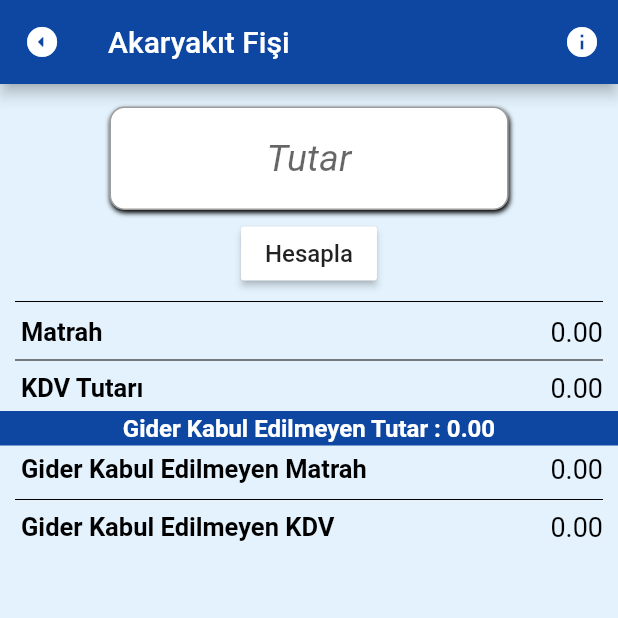
After one commit to batuhansavas-yilmaz/topluhesaplayici, a Flutter app: the screen it shows after launch, after a tap on "%70'lik Akaryakıt Fişleri", on a phone screen of 412 x 824 dp, the top half of it. The commit adds this screen. Run offline on Flutter 3.47's test engine with Material 2 defaults, Android fonts, the phone set to English and light mode, and no system bars; our stand-ins replace device_preview, flutter_styled_toast; missing offline and left inert: firebase_admob; accounts and stored records are empty.

Commit message:
"%70'lik Akaryakıt fişi eklendi"

```diff
--- /dev/null
+++ b/lib/akaryakitfisi.dart
@@ -0,0 +1,259 @@
+import 'package:flutter/material.dart';
+import 'package:flutter/cupertino.dart';
+
+class SizeConfig {
+  static MediaQueryData _mediaQueryData;
+  static double screenWidth;
+  static double screenHeight;
+  static double blockSizeHorizontal;
+  static double blockSizeVertical;
+
+  void init(BuildContext context) {
+    _mediaQueryData = MediaQuery.of(context);
+    screenWidth = _mediaQueryData.size.width;
+    screenHeight = _mediaQueryData.size.height;
+    blockSizeHorizontal = screenWidth / 100;
+    blockSizeVertical = screenHeight / 100;
+  }
+}
+
+class Akaryakit extends StatefulWidget {
+  @override
+  _AkaryakitState createState() => _AkaryakitState();
+}
+
+class _AkaryakitState extends State<Akaryakit> {
+  double tutar = 0.00;
+  double matrah = 0.00;
+  double kdv = 0.00;
+  double giderKabulEdilmeyenMatrah = 0.00;
+  double giderKabulEdilmeyenKdv = 0.00;
+  double giderKabulEdilmeyenToplam = 0.00;
+
+  TextEditingController t1 = TextEditingController(text: '');
+  @override
+  Widget build(BuildContext context) { SizeConfig().init(context);
+    return Scaffold(
+      appBar: AppBar(
+        title: Text("Akaryakıt Fişi"),
+        leading: Transform(
+          alignment: FractionalOffset.center,
+          transform: Matrix4.rotationZ(-80.10),
+          child: Container(
+            child: IconButton(
+              tooltip: "Geri",
+              icon: Icon(Icons.arrow_drop_down_circle_rounded),
+              onPressed: () {
+                setState(() {
+                  Navigator.pop(context);
+                });
+              },
+            ),
+          ),
+        ),
+        actions: [
+          IconButton(
+              tooltip: "Bilgi",
+              icon: Icon(Icons.info),
+              onPressed: () {
+                showCupertinoModalPopup(
+                  context: context,
+                  builder: (context) => AlertDialog(
+                    title: Text("Bilgi"),
+                    content: Text(
+                        "Bu hesaplayıcı, akaryakıt giderlerinin sadece %70'ini gider gösterebilen vergi mükellefleri içindir."),
+                    actions: [
+                      IconButton(
+                          icon: Icon(Icons.close),
+                          onPressed: () {
+                            Navigator.pop(context);
+                          })
+                    ],
+                  ),
+                );
+              }),
+        ],
+      ),
+      body: Column(
+        children: [
+          Padding(
+            padding: const EdgeInsets.only(top:10.0,left: 18,right:18),
+            child: Row(
+              mainAxisAlignment: MainAxisAlignment.center,
+              children: [
+                SizedBox(
+                  width: 50,
+                ),
+                Expanded(
+                  child: Padding(
+                    padding: const EdgeInsets.all(5.0),
+                    child: Container(
+                      decoration: BoxDecoration(
+                          boxShadow: [
+                            BoxShadow(offset: Offset(0.50, 1.85), blurRadius: 2)
+                          ],
+                          color: Colors.white,
+                          borderRadius: BorderRadius.circular(10)),
+                      child: TextField(controller: t1,
+                        keyboardType:
+                            TextInputType.numberWithOptions(decimal:true),
+                        style: TextStyle(
+                            fontSize: 25, fontWeight: FontWeight.bold),
+                        decoration: InputDecoration(
+                          border: OutlineInputBorder(
+                            borderRadius: BorderRadius.circular(10),
+                          ),
+                          hintText: "Tutar",
+                          hintStyle: TextStyle(
+                              fontSize: 25,
+                              fontStyle: FontStyle.italic,
+                              fontWeight: FontWeight.normal),
+                        ),
+                        textAlign: TextAlign.center,
+                      ),
+                    ),
+                  ),
+                ),
+                SizedBox(
+                  width: 50,
+                ),
+              ],
+            ),
+          ),
+          RaisedButton(
+            onPressed: () {setState(() {FocusScope.of(context).requestFocus(new FocusNode());
+              tutar = double.parse(t1.text);
+              giderKabulEdilmeyenToplam=tutar*0.30;
+              matrah=(tutar*0.70)/1.18;
+              kdv=matrah*0.18;
+              giderKabulEdilmeyenMatrah = giderKabulEdilmeyenToplam/1.18;
+              giderKabulEdilmeyenKdv = giderKabulEdilmeyenMatrah*0.18;
+
+            });},
+            color: Colors.white,
+            child: Text(
+              "Hesapla",
+              style: TextStyle(fontSize: 16),
+            ),
+          ),
+          Padding(
+            padding: const EdgeInsets.symmetric(horizontal: 10),
+            child: Divider(
+              color: Colors.black,
+            ),
+          ),Column(
+            children: [
+              Padding(
+                padding: const EdgeInsets.only(left: 10,right: 10,bottom: 5),
+                child: Column(
+                  children: [
+                    Padding(
+                      padding: const EdgeInsets.only(left: 4, top: 2),
+                      child: Row(
+                        mainAxisAlignment: MainAxisAlignment.spaceBetween,
+                        children: [
+                          Text(
+                            "Matrah",
+                            style: stil2,
+                          ),
+                          Text(
+                            matrah.toStringAsFixed(2),
+                            style: stil,
+                          ),
+                        ],
+                      ),
+                    ),
+                    Divider(
+                      color: Colors.black,
+                    ),
+                    Padding(
+                      padding: const EdgeInsets.only(
+                        left: 4,
+                      ),
+                      child: Row(
+                        mainAxisAlignment: MainAxisAlignment.spaceBetween,
+                        children: [
+                          Text(
+                            "KDV Tutarı",
+                            style: stil2,
+                          ),
+                          Text(
+                            kdv.toStringAsFixed(2),
+                            style: stil,
+                          ),
+                        ],
+                      ),
+                    ),
+
+                  ],
+                ),
+              ),Row(
+                children: [
+                  Expanded(
+                    child: Container(
+                      color: Colors.blue[900],
+                      child: Padding(
+                        padding: const EdgeInsets.all(2.0),
+                        child: Text(
+                          "Gider Kabul Edilmeyen Tutar : ${giderKabulEdilmeyenToplam.toStringAsFixed(2)}",
+                          textAlign: TextAlign.center,
+                          style: TextStyle(
+                              fontSize: 16,
+                              color: Colors.white,
+                              fontWeight: FontWeight.bold),
+                        ),
+                      ),
+                    ),
+                  ),
+                ],
+              ),
+              Padding(
+                padding: const EdgeInsets.only(left: 10,right: 10,top: 5),
+                child: Column(
+                  children: [
+                    Padding(
+                      padding: const EdgeInsets.only(left: 4, bottom: 2),
+                      child: Row(
+                        mainAxisAlignment: MainAxisAlignment.spaceBetween,
+                        children: [
+                          Text(
+                            "Gider Kabul Edilmeyen Matrah",
+                            style: stil2,
+                          ),
+                          Text(
+                            giderKabulEdilmeyenMatrah.toStringAsFixed(2),
+                            style: stil,
+                          ),
+                        ],
+                      ),
+                    ),Divider(
+                      color: Colors.black,
+                    ),
+                    Padding(
+                      padding: const EdgeInsets.only(left: 4, bottom: 2),
+                      child: Row(
+                        mainAxisAlignment: MainAxisAlignment.spaceBetween,
+                        children: [
+                          Text(
+                            "Gider Kabul Edilmeyen KDV",
+                            style: stil2,
+                          ),
+                          Text(
+                            giderKabulEdilmeyenKdv.toStringAsFixed(2),
+                            style: stil,
+                          ),
+                        ],
+                      ),
+                    ),
+                  ],
+                ),
+              ),
+            ],
+          ),
+        ],
+      ),
+    );
+  }
+}
+TextStyle stil = TextStyle(color: Colors.black, fontSize:18);
+TextStyle stil2 = TextStyle(color: Colors.black, fontSize: 17,fontWeight: FontWeight.bold);
--- a/lib/akvaryum.dart
+++ b/lib/akvaryum.dart
@@ -1,7 +1,19 @@
 import 'package:flutter/material.dart';
 
-void main() {
-  runApp(MaterialApp(home: Aquarium()));
+class SizeConfig {
+  static MediaQueryData _mediaQueryData;
+  static double screenWidth;
+  static double screenHeight;
+  static double blockSizeHorizontal;
+  static double blockSizeVertical;
+
+  void init(BuildContext context) {
+    _mediaQueryData = MediaQuery.of(context);
+    screenWidth = _mediaQueryData.size.width;
+    screenHeight = _mediaQueryData.size.height;
+    blockSizeHorizontal = screenWidth / 100;
+    blockSizeVertical = screenHeight / 100;
+  }
 }
 
 class Aquarium extends StatefulWidget {
@@ -27,6 +39,7 @@ class _AquariumState extends State<Aquarium> {
 
   @override
   Widget build(BuildContext context) {
+    SizeConfig().init(context);
     return Scaffold(
       appBar: AppBar(
         title: Text("Akvaryum"),
--- a/lib/main.dart
+++ b/lib/main.dart
@@ -9,6 +9,7 @@ import 'package:toplu_hesaplayici/kdvHesaplayicisi.dart';
 import 'package:toplu_hesaplayici/komisyon.dart';
 import 'package:toplu_hesaplayici/zraporu.dart';
 import 'package:toplu_hesaplayici/vucutKitleEndeksi.dart';
+import 'package:toplu_hesaplayici/akaryakitfisi.dart';
 import 'GorevButonlari.dart';
 import 'admobIslemleri.dart';
 import 'akvaryum.dart';
@@ -43,9 +44,6 @@ class MyApp extends StatelessWidget {
       title: "HesapMatik",
       debugShowCheckedModeBanner: false,
       home: HomePage(),
-
-
-
     );
   }
 }
@@ -93,18 +91,26 @@ class _HomePageState extends State<HomePage> {
             showCupertinoModalPopup(
                 context: context,
                 builder: (context) => AlertDialog(
-                        title: Text("HesapMatik v2.3.1",style: TextStyle(fontSize: SizeConfig.blockSizeHorizontal * 4,),),
+                        title: Text(
+                          "HesapMatik v2.4",
+                          style: TextStyle(
+                            fontSize: SizeConfig.blockSizeHorizontal * 4,
+                          ),
+                        ),
                         content: Column(
                           mainAxisSize: MainAxisSize.min,
                           crossAxisAlignment: CrossAxisAlignment.start,
                           children: [
                             Text(
                               "Destek: ",
-                              style: TextStyle(fontSize:SizeConfig.blockSizeHorizontal * 4),
+                              style: TextStyle(
+                                  fontSize: SizeConfig.blockSizeHorizontal * 4),
                             ),
                             Text("batuhansavasyilmaztr@gmail.com",
-                                style: TextStyle(fontSize: SizeConfig.blockSizeHorizontal * 3,fontWeight: FontWeight.bold
-                                )),
+                                style: TextStyle(
+                                    fontSize:
+                                        SizeConfig.blockSizeHorizontal * 3,
+                                    fontWeight: FontWeight.bold)),
                           ],
                         ),
                         actions: [
@@ -132,7 +138,9 @@ class _HomePageState extends State<HomePage> {
             ),
             text: Text(
               "Kdv",
-              style: TextStyle(fontSize: SizeConfig.blockSizeHorizontal * 4,fontWeight: FontWeight.bold),
+              style: TextStyle(
+                  fontSize: SizeConfig.blockSizeHorizontal * 4,
+                  fontWeight: FontWeight.bold),
               textAlign: TextAlign.center,
             ),
             navigator: () {
@@ -153,7 +161,9 @@ class _HomePageState extends State<HomePage> {
             ),
             text: Text(
               "Eksik Z Raporu",
-              style: TextStyle(fontSize: SizeConfig.blockSizeHorizontal * 3,fontWeight: FontWeight.bold),
+              style: TextStyle(
+                  fontSize: SizeConfig.blockSizeHorizontal * 3,
+                  fontWeight: FontWeight.bold),
               textAlign: TextAlign.center,
             ),
             navigator: () {
@@ -172,7 +182,9 @@ class _HomePageState extends State<HomePage> {
             ),
             text: Text(
               "Akvaryum",
-              style: TextStyle(fontSize: SizeConfig.blockSizeHorizontal * 4,fontWeight: FontWeight.bold),
+              style: TextStyle(
+                  fontSize: SizeConfig.blockSizeHorizontal * 4,
+                  fontWeight: FontWeight.bold),
               textAlign: TextAlign.center,
             ),
             navigator: () {
@@ -193,8 +205,9 @@ class _HomePageState extends State<HomePage> {
             },
             text: Text(
               "Vücut Kitle Endeksi",
-              style: TextStyle(fontSize:
-               SizeConfig.blockSizeHorizontal * 4,fontWeight: FontWeight.bold),
+              style: TextStyle(
+                  fontSize: SizeConfig.blockSizeHorizontal * 4,
+                  fontWeight: FontWeight.bold),
               textAlign: TextAlign.center,
             ),
             image: Image(
@@ -203,7 +216,8 @@ class _HomePageState extends State<HomePage> {
               width: SizeConfig.blockSizeHorizontal * 30,
             ),
           ),
-          GorevButonlari(navigator: () {
+          GorevButonlari(
+            navigator: () {
               setState(() {
                 myBanner.show();
                 Navigator.push(context,
@@ -212,15 +226,37 @@ class _HomePageState extends State<HomePage> {
             },
             text: Text(
               "Komisyon",
-              style: TextStyle(fontSize:
-              SizeConfig.blockSizeHorizontal * 4,fontWeight: FontWeight.bold),
+              style: TextStyle(
+                  fontSize: SizeConfig.blockSizeHorizontal * 4,
+                  fontWeight: FontWeight.bold),
               textAlign: TextAlign.center,
             ),
             image: Image(
               image: AssetImage("assets/commission.png"),
               height: SizeConfig.blockSizeVertical * 13,
               width: SizeConfig.blockSizeHorizontal * 30,
-            ),),
+            ),
+          ),GorevButonlari(
+            navigator: () {
+              setState(() {
+                myBanner.show();
+                Navigator.push(context,
+                    CupertinoPageRoute(builder: (context) => Akaryakit()));
+              });
+            },
+            text: Text(
+              "%70'lik Akaryakıt Fişleri",
+              style: TextStyle(
+                  fontSize: SizeConfig.blockSizeHorizontal * 4,
+                  fontWeight: FontWeight.bold),
+              textAlign: TextAlign.center,
+            ),
+            image: Image(
+              image: AssetImage("assets/petrol.png"),
+              height: SizeConfig.blockSizeVertical * 13,
+              width: SizeConfig.blockSizeHorizontal * 30,
+            ),
+          ),
           Padding(
             padding: const EdgeInsets.all(10.0),
             child: RaisedButton(
@@ -231,20 +267,32 @@ class _HomePageState extends State<HomePage> {
                   showCupertinoModalPopup(
                       context: context,
                       builder: (context) => AlertDialog(
-                              title: Text("Siz Seçin",style: TextStyle(fontSize: SizeConfig.blockSizeHorizontal * 4,),),
+                              title: Text(
+                                "Siz Seçin",
+                                style: TextStyle(
+                                  fontSize: SizeConfig.blockSizeHorizontal * 4,
+                                ),
+                              ),
                               content: Column(
                                 mainAxisSize: MainAxisSize.min,
                                 crossAxisAlignment: CrossAxisAlignment.start,
                                 children: [
                                   Text(
                                     "Eklenmesini İstediğiniz Yeni Hesaplayıcılar İçin Bizimle İletişime Geçebilirsiniz",
-                                    style: TextStyle(fontSize: SizeConfig.blockSizeHorizontal * 4,),
+                                    style: TextStyle(
+                                      fontSize:
+                                          SizeConfig.blockSizeHorizontal * 4,
+                                    ),
                                   ),
                                   SizedBox(
                                     height: 10,
                                   ),
                                   Text("batuhansavasyilmaztr@gmail.com",
-                                      style: TextStyle(fontSize: SizeConfig.blockSizeHorizontal * 3,fontWeight: FontWeight.bold)),
+                                      style: TextStyle(
+                                          fontSize:
+                                              SizeConfig.blockSizeHorizontal *
+                                                  3,
+                                          fontWeight: FontWeight.bold)),
                                 ],
                               ),
                               actions: [
@@ -265,14 +313,13 @@ class _HomePageState extends State<HomePage> {
               ),
             ),
           ),
-
-
           SizedBox(
             height: 10,
           ),
           SizedBox(
             height: 10,
-          ),SizedBox(
+          ),
+          SizedBox(
             height: 10,
           ),
           SizedBox(
--- a/lib/vucutKitleEndeksi.dart
+++ b/lib/vucutKitleEndeksi.dart
@@ -2,6 +2,21 @@ import 'package:flutter/cupertino.dart';
 import 'package:flutter/material.dart';
 import 'package:toplu_hesaplayici/main.dart';
 import 'endeksYorum.dart';
+class SizeConfig {
+  static MediaQueryData _mediaQueryData;
+  static double screenWidth;
+  static double screenHeight;
+  static double blockSizeHorizontal;
+  static double blockSizeVertical;
+
+  void init(BuildContext context) {
+    _mediaQueryData = MediaQuery.of(context);
+    screenWidth = _mediaQueryData.size.width;
+    screenHeight = _mediaQueryData.size.height;
+    blockSizeHorizontal = screenWidth / 100;
+    blockSizeVertical = screenHeight / 100;
+  }
+}
 
 class KitleEndeksi extends StatefulWidget {
   @override
@@ -19,6 +34,7 @@ class KitleEndeksiState extends State<KitleEndeksi> {
   @override
   Widget build(BuildContext context) {
     Yorum.yorum();
+    SizeConfig().init(context);
     return Scaffold(
 
       appBar: AppBar(
--- a/lib/zraporu.dart
+++ b/lib/zraporu.dart
@@ -3,6 +3,21 @@ import 'package:flutter/material.dart';
 
 import 'main.dart';
 
+class SizeConfig {
+  static MediaQueryData _mediaQueryData;
+  static double screenWidth;
+  static double screenHeight;
+  static double blockSizeHorizontal;
+  static double blockSizeVertical;
+
+  void init(BuildContext context) {
+    _mediaQueryData = MediaQuery.of(context);
+    screenWidth = _mediaQueryData.size.width;
+    screenHeight = _mediaQueryData.size.height;
+    blockSizeHorizontal = screenWidth / 100;
+    blockSizeVertical = screenHeight / 100;
+  }
+}
 class ZRaporu extends StatefulWidget {
   @override
   _ZRaporuState createState() => _ZRaporuState();
@@ -21,6 +36,7 @@ class _ZRaporuState extends State<ZRaporu> {
 
   @override
   Widget build(BuildContext context) {
+    SizeConfig().init(context);
     return Scaffold(
       appBar: AppBar(
         leading: Transform(
--- a/pubspec.yaml
+++ b/pubspec.yaml
@@ -15,7 +15,7 @@ publish_to: 'none' # Remove this line if you wish to publish to pub.dev
 # In iOS, build-name is used as CFBundleShortVersionString while build-number used as CFBundleVersion.
 # Read more about iOS versioning at
 # https://developer.apple.com/library/archive/documentation/General/Reference/InfoPlistKeyReference/Articles/CoreFoundationKeys.html
-version: 2.3.1+9
+version: 2.4+10
 
 environment:
   sdk: ">=2.7.0 <3.0.0"
```
Also changed, not shown: lib/kdvHesaplayicisi.dart (+22 -22 lines), assets/petrol.png (added), pubspec.lock, 1 other file. Lines whose indentation alone changed are shown as unchanged.
